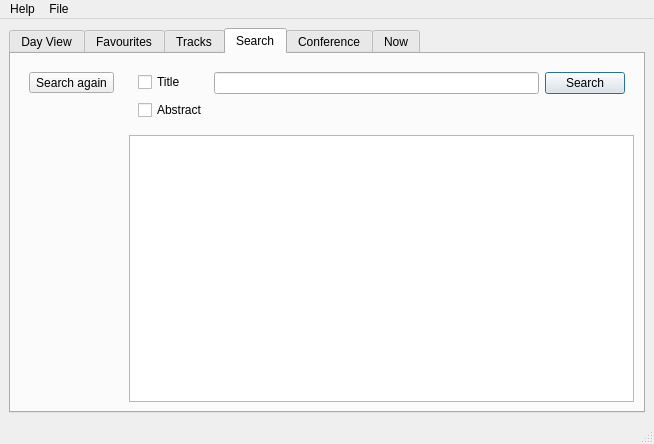
The window that src/gui/mainwindow.ui (edulix/confclerk) describes before a commit, drawn with Qt 5.
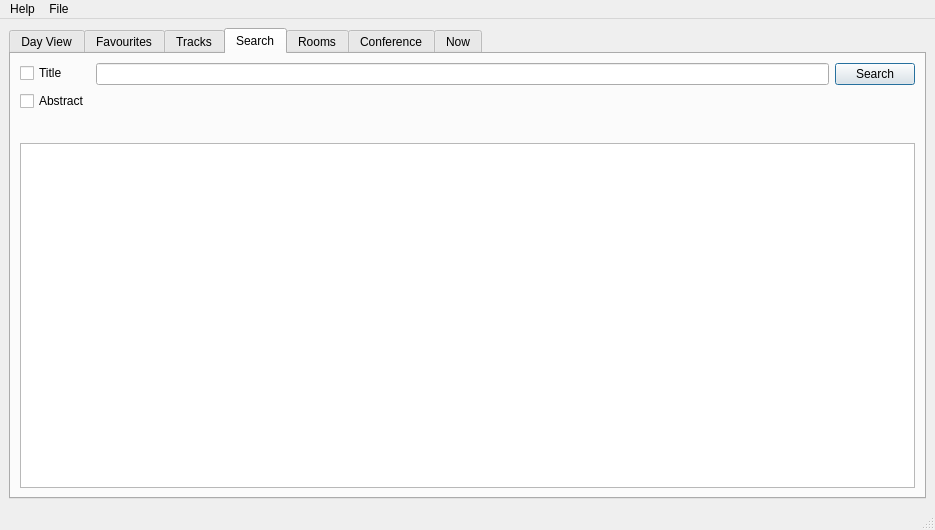
The same window after the commit. The open tabs and pages were chosen to show the change. Custom widgets are drawn as their Qt base class.

Commit message: room view added - need to test it

```diff
--- a/src/gui/mainwindow.ui
+++ b/src/gui/mainwindow.ui
@@ -5,8 +5,8 @@
    <rect>
     <x>0</x>
     <y>0</y>
-    <width>654</width>
-    <height>444</height>
+    <width>935</width>
+    <height>530</height>
    </rect>
   </property>
   <property name="minimumSize" >
@@ -122,39 +122,10 @@
        <attribute name="title">
         <string>Search</string>
        </attribute>
-       <layout class="QHBoxLayout" name="horizontalLayout_1">
+       <layout class="QVBoxLayout" name="verticalLayout_3" >
         <item>
-         <widget class="QWidget" name="searchVerticalWidget" native="true">
-          <layout class="QVBoxLayout" name="searchDayNavigatorVerticalLayout">
-           <item>
-            <widget class="QToolButton" name="searchAgainButton">
-             <property name="text">
-              <string>Search again</string>
-             </property>
-             <property name="toolButtonStyle">
-              <enum>Qt::ToolButtonTextOnly</enum>
-             </property>
-            </widget>
-           </item>
-           <item>
-            <widget class="DayNavigatorWidget" name="searchDayNavigator" native="true">
-             <property name="maximumSize">
-              <size>
-               <width>16777215</width>
-               <height>16777215</height>
-              </size>
-             </property>
-            </widget>
-           </item>
-          </layout>
-         </widget>
-        </item>
-        <item>
-         <layout class="QVBoxLayout" name="verticalLayout_3">
-          <item>
-           <widget class="QWidget" name="searchHead" native="true">
-            <layout class="QFormLayout" name="searchHeadLayout">
-             <property name="fieldGrowthPolicy">
+         <layout class="QFormLayout" name="searchHeadLayout" >
+          <property name="fieldGrowthPolicy" >
               <enum>QFormLayout::AllNonFixedFieldsGrow</enum>
              </property>
              <item row="0" column="0">
@@ -184,10 +155,10 @@
                  <property name="checkable">
                   <bool>false</bool>
                  </property>
-                 <property name="autoDefault">
-                  <bool>true</bool>
-                 </property>
-                 <property name="default">
+              <property name="autoDefault" >
+               <bool>false</bool>
+              </property>
+              <property name="default" >
                   <bool>true</bool>
                  </property>
                  <property name="flat">
@@ -205,11 +176,75 @@
               </widget>
              </item>
             </layout>
+        </item>
+        <item>
+         <layout class="QHBoxLayout" name="searchDayNavigatorHorizontalLayout" >
+          <item>
+           <spacer name="horizontalSpacer_2" >
+            <property name="orientation" >
+             <enum>Qt::Horizontal</enum>
+            </property>
+            <property name="sizeHint" stdset="0" >
+             <size>
+              <width>40</width>
+              <height>20</height>
+             </size>
+            </property>
+           </spacer>
+          </item>
+          <item>
+           <widget class="DayNavigatorWidget" native="1" name="searchDayNavigator" >
+            <property name="maximumSize" >
+             <size>
+              <width>16777215</width>
+              <height>16777215</height>
+             </size>
+            </property>
            </widget>
           </item>
           <item>
-           <widget class="TreeView" name="searchTreeView">
-            <property name="maximumSize">
+           <spacer name="horizontalSpacer" >
+            <property name="orientation" >
+             <enum>Qt::Horizontal</enum>
+            </property>
+            <property name="sizeHint" stdset="0" >
+             <size>
+              <width>40</width>
+              <height>20</height>
+             </size>
+            </property>
+           </spacer>
+          </item>
+         </layout>
+        </item>
+        <item>
+         <widget class="TreeView" name="searchTreeView" >
+          <property name="maximumSize" >
+           <size>
+            <width>16777215</width>
+            <height>16777215</height>
+           </size>
+          </property>
+         </widget>
+        </item>
+       </layout>
+      </widget>
+      <widget class="QWidget" name="roomsTab" >
+       <attribute name="title" >
+        <string>Rooms</string>
+       </attribute>
+       <layout class="QGridLayout" name="gridLayout_8" >
+        <item row="0" column="0" >
+         <layout class="QHBoxLayout" name="horizontalLayout_5" >
+          <property name="sizeConstraint" >
+           <enum>QLayout::SetDefaultConstraint</enum>
+          </property>
+          <item>
+           <widget class="DayNavigatorWidget" native="1" name="roomDayNavigator" />
+          </item>
+          <item>
+           <widget class="TreeView" name="roomTreeView" >
+            <property name="maximumSize" >
              <size>
               <width>16777215</width>
               <height>16777215</height>
@@ -355,7 +390,7 @@
     <rect>
      <x>0</x>
      <y>0</y>
-     <width>654</width>
+     <width>935</width>
      <height>26</height>
     </rect>
    </property>
```
Left out of the diff: 34 changed lines with no effect on the pictures. Lines whose indentation alone changed are shown as unchanged. The commit also changes 10 other files.
